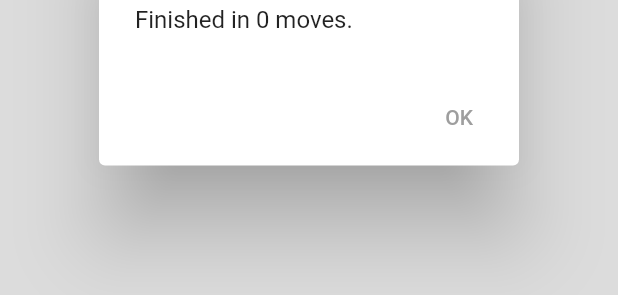
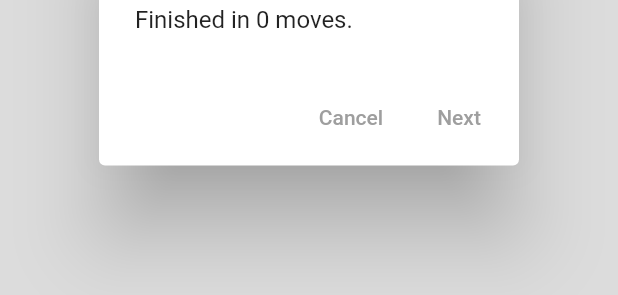
Before and after one commit to kaseken/ricochet_robots, a Flutter app: the ResultDialog widget shown alone on an empty page, opened directly with empty values, on a phone screen of 412 x 824 dp. Shown: the part 583-878 px from the top of the screen. Run offline on Flutter 3.47's test engine with Material 2 defaults, Android fonts, the phone set to English and light mode, and no system bars; our stand-ins replace flutter_bloc, freezed_annotation, tuple; generated files the repository leaves out were written again.

Commit message:
not go to next question

```diff
--- a/lib/domains/game/game_bloc.dart
+++ b/lib/domains/game/game_bloc.dart
@@ -17,6 +17,7 @@ class GameBloc extends Bloc<GameEvent, GameState> {
           emit(state.onDirectionSelected(direction: event.direction)),
     );
     on<RedoEvent>((event, emit) => emit(state.onRedoPressed()));
+    on<ReplayEvent>((event, emit) => emit(state.onReplay()));
     on<RestartEvent>((event, emit) => emit(state.onRestart()));
     on<EditModeEvent>((event, emit) =>
         emit(state.onEditModeEvent(toEditMode: event.toEditMode)));
@@ -45,6 +46,10 @@ class RedoEvent extends GameEvent {
   const RedoEvent();
 }
 
+class ReplayEvent extends GameEvent {
+  const ReplayEvent();
+}
+
 class RestartEvent extends GameEvent {
   const RestartEvent();
 }
--- a/lib/domains/game/game_state.dart
+++ b/lib/domains/game/game_state.dart
@@ -81,6 +81,8 @@ class GameState with _$GameState {
     );
   }
 
+  GameState onReplay() => copyWith(mode: GameMode.play);
+
   GameState onRestart() => copyWith(board: Board.random).initialized;
 
   GameState onEditModeEvent({required bool toEditMode}) =>
--- a/lib/domains/game/widgets/game_widget.dart
+++ b/lib/domains/game/widgets/game_widget.dart
@@ -49,6 +49,7 @@ class GameWidget extends StatelessWidget {
                 visible: state.shouldShowResult,
                 child: ResultDialog(
                   moves: state.histories.length,
+                  onPressCancel: () => bloc.add(const ReplayEvent()),
                   onPressButton: () => bloc.add(const RestartEvent()),
                 ),
               ),
--- a/lib/domains/game/widgets/result_dialog.dart
+++ b/lib/domains/game/widgets/result_dialog.dart
@@ -2,11 +2,13 @@ import 'package:flutter/material.dart';
 
 class ResultDialog extends StatelessWidget {
   final int moves;
+  final void Function() onPressCancel;
   final void Function() onPressButton;
 
   const ResultDialog({
     Key? key,
     required this.moves,
+    required this.onPressCancel,
     required this.onPressButton,
   }) : super(key: key);
 
@@ -18,7 +20,8 @@ class ResultDialog extends StatelessWidget {
         title: const Text('Congratulations!'),
         content: Text('Finished in $moves moves.'),
         actions: [
-          TextButton(onPressed: onPressButton, child: const Text('OK'))
+          TextButton(onPressed: onPressCancel, child: const Text('Cancel')),
+          TextButton(onPressed: onPressButton, child: const Text('Next')),
         ],
       ),
     );
```
